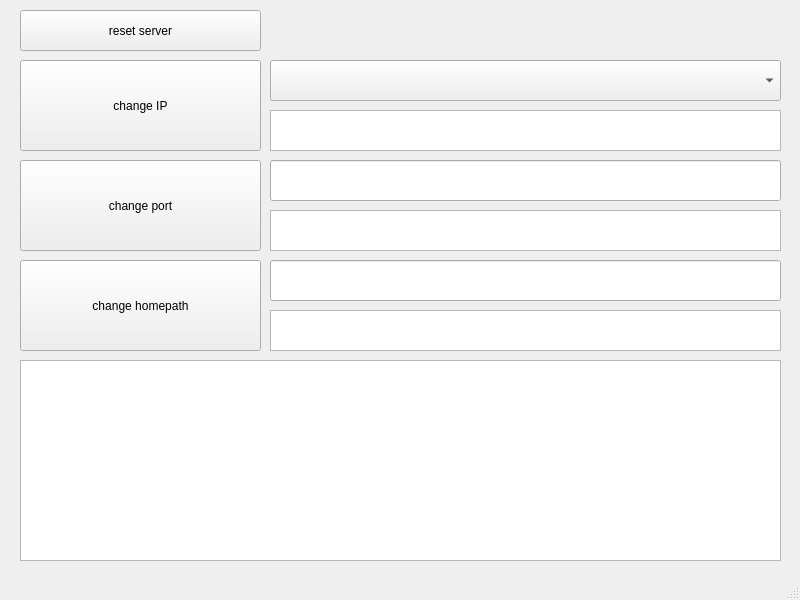
This is lab1/mainwindow.ui in jihandong/hust_web_lab as Qt 5 draws it before an edit. The edited form follows.
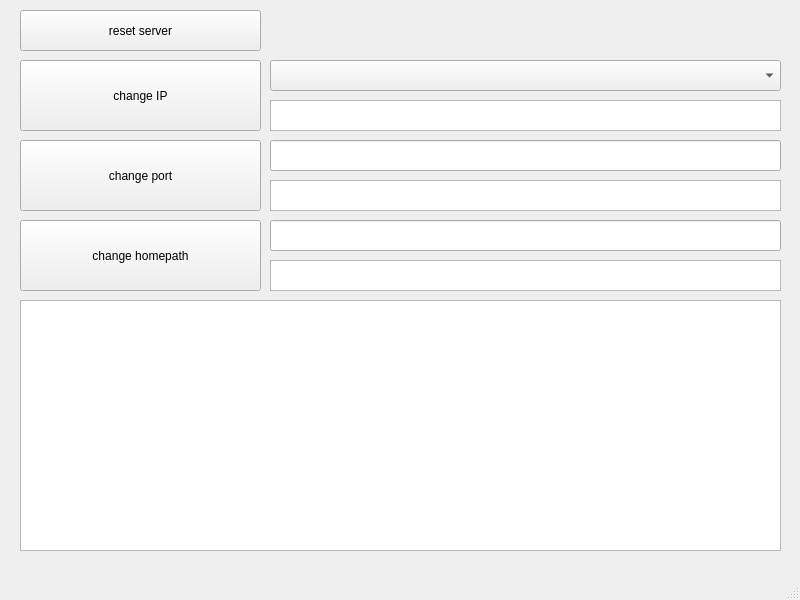
This is the edited form.

The edit to the form file:
```diff
--- a/lab1/mainwindow.ui
+++ b/lab1/mainwindow.ui
@@ -20,7 +20,7 @@
       <x>20</x>
       <y>60</y>
       <width>241</width>
-      <height>91</height>
+      <height>71</height>
      </rect>
     </property>
     <property name="text">
@@ -31,9 +31,9 @@
     <property name="geometry">
      <rect>
       <x>20</x>
-      <y>160</y>
+      <y>140</y>
       <width>241</width>
-      <height>91</height>
+      <height>71</height>
      </rect>
     </property>
     <property name="text">
@@ -44,9 +44,9 @@
     <property name="geometry">
      <rect>
       <x>20</x>
-      <y>260</y>
+      <y>220</y>
       <width>241</width>
-      <height>91</height>
+      <height>71</height>
      </rect>
     </property>
     <property name="text">
@@ -57,9 +57,9 @@
     <property name="geometry">
      <rect>
       <x>270</x>
-      <y>260</y>
+      <y>220</y>
       <width>511</width>
-      <height>41</height>
+      <height>31</height>
      </rect>
     </property>
    </widget>
@@ -67,9 +67,9 @@
     <property name="geometry">
      <rect>
       <x>270</x>
-      <y>160</y>
+      <y>140</y>
       <width>511</width>
-      <height>41</height>
+      <height>31</height>
      </rect>
     </property>
    </widget>
@@ -77,9 +77,9 @@
     <property name="geometry">
      <rect>
       <x>20</x>
-      <y>360</y>
+      <y>300</y>
       <width>761</width>
-      <height>201</height>
+      <height>251</height>
      </rect>
     </property>
    </widget>
@@ -87,9 +87,9 @@
     <property name="geometry">
      <rect>
       <x>270</x>
-      <y>310</y>
+      <y>260</y>
       <width>511</width>
-      <height>41</height>
+      <height>31</height>
      </rect>
     </property>
    </widget>
@@ -97,9 +97,9 @@
     <property name="geometry">
      <rect>
       <x>270</x>
-      <y>210</y>
+      <y>180</y>
       <width>511</width>
-      <height>41</height>
+      <height>31</height>
      </rect>
     </property>
    </widget>
@@ -107,9 +107,9 @@
     <property name="geometry">
      <rect>
       <x>270</x>
-      <y>110</y>
+      <y>100</y>
       <width>511</width>
-      <height>41</height>
+      <height>31</height>
      </rect>
     </property>
    </widget>
@@ -132,7 +132,7 @@
       <x>270</x>
       <y>60</y>
       <width>511</width>
-      <height>41</height>
+      <height>31</height>
      </rect>
     </property>
    </widget>
```
